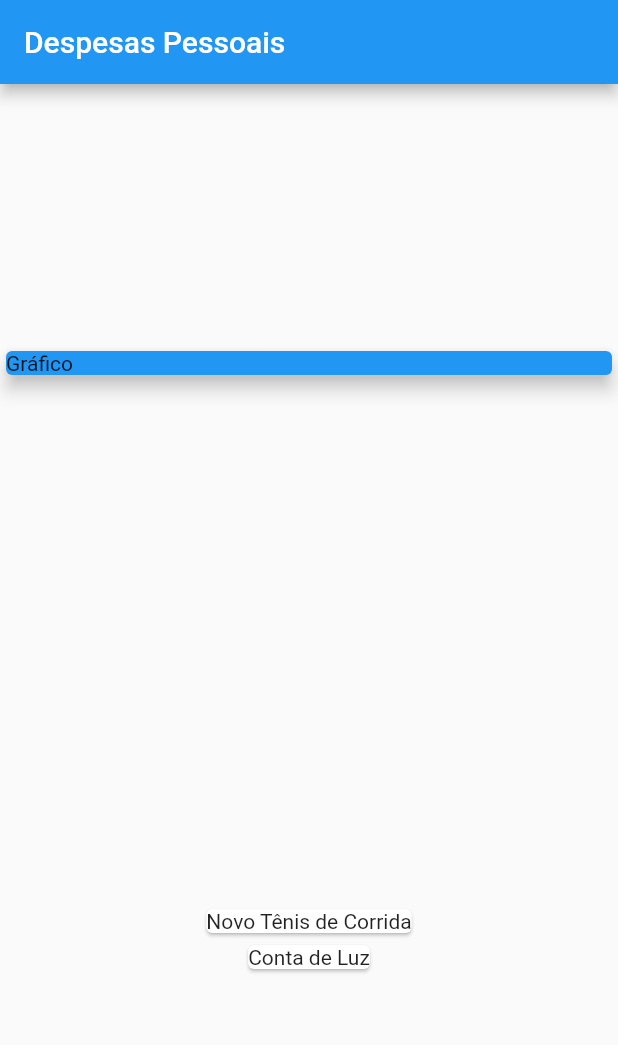
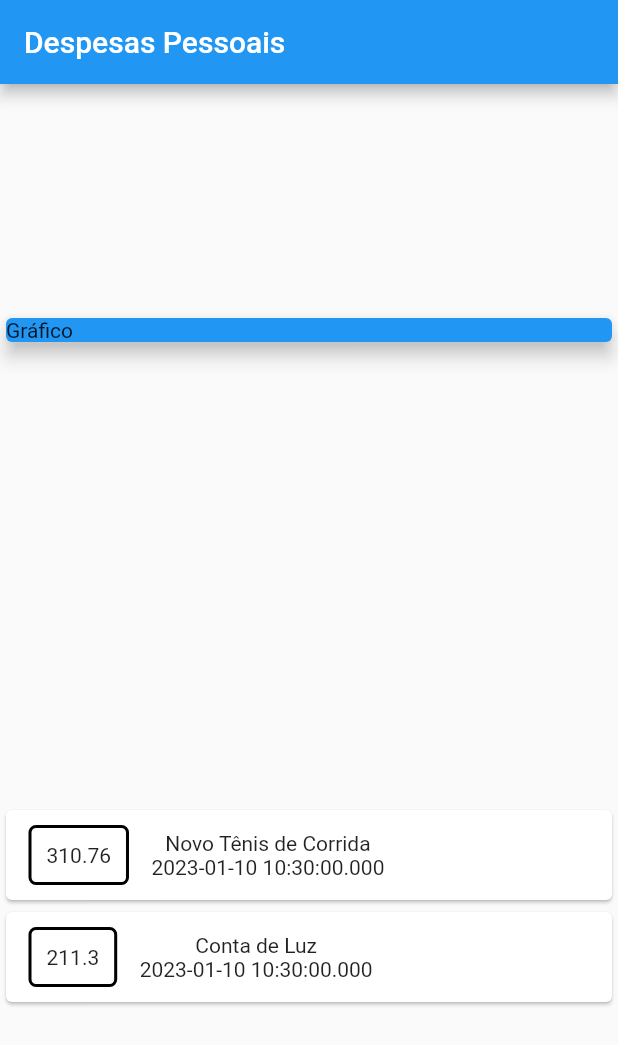
Before and after one commit to Jo-Analyst/expensesApp, a Flutter app: the screen it shows after launch, on a phone screen of 412 x 824 dp. Shown: the top 1045 px of the screen. Run offline on Flutter 3.47's test engine with Material 2 defaults, Android fonts, the phone set to English and light mode, and no system bars.

Commit message:
93. Aplicando Estilo no Container

```diff
--- a/lib/main.dart
+++ b/lib/main.dart
@@ -8,7 +8,7 @@ class ExpensesApp extends StatelessWidget {
 
   @override
   Widget build(BuildContext context) {
-    return  MaterialApp(
+    return MaterialApp(
       home: MyHomePage(),
     );
   }
@@ -38,18 +38,40 @@ class MyHomePage extends StatelessWidget {
       body: Column(
         mainAxisAlignment: MainAxisAlignment.spaceAround,
         crossAxisAlignment: CrossAxisAlignment.stretch,
-        children:  [
-         const SizedBox(
+        children: [
+          const SizedBox(
             child: Card(
               color: Colors.blue,
               elevation: 5,
               child: Text('Gráfico'),
             ),
           ),
-         Column(
+          Column(
             children: _transactions.map((tr) {
               return Card(
-                child: Text(tr.title),
+                child: Row(
+                  children: [
+                    Container(
+                      margin: const EdgeInsets.symmetric(
+                        horizontal: 15,
+                        vertical: 10
+                      ),
+                      decoration: BoxDecoration(
+                        border: Border.all(
+                          color: Colors.black,
+                          width: 2
+                        ), borderRadius: const BorderRadius.all(Radius.circular(5)),
+                      ), padding: const EdgeInsets.all(10),
+                      child: Text(tr.value.toString()),
+                    ),
+                    Column(
+                      children: [
+                        Text(tr.title),
+                        Text(tr.date.toString()),
+                      ],
+                    )
+                  ],
+                ),
               );
             }).toList(),
           ),
```
